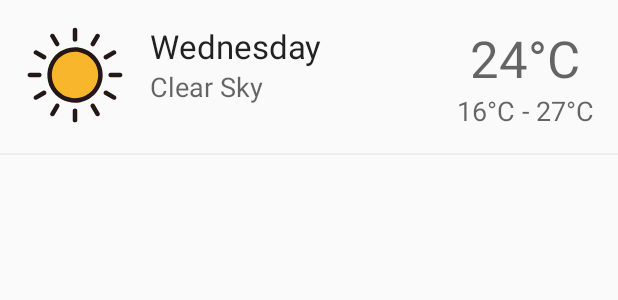
After one commit to simoneconigliaro/android_weather, an Android app: the layout weather_list_item.xml on its own in the app's theme, with its tools: preview values and no code run, on a phone screen of 412 x 824 dp. The commit adds this screen. Shown: the top 300 px of the screen. Run offline under Robolectric (Android 15) with nearby library versions, the phone set to English and light mode, and no system bars.

Commit message:
Added ForecastAdapter and RecyclerView to display the forecast list

```diff
--- a/app/build.gradle
+++ b/app/build.gradle
@@ -26,6 +26,9 @@ dependencies {
     testImplementation 'junit:junit:4.12'
     androidTestImplementation 'androidx.test:runner:1.2.0'
     androidTestImplementation 'androidx.test.espresso:espresso-core:3.2.0'
+
+    def material_version = "1.0.0"
+    implementation "com.google.android.material:material:$material_version"
 
     // Dagger
     def dagger_version = 2.22
--- a/app/src/main/java/com/project/simoneconigliaro/weatherapp/ui/forecastlist/ForecastListViewModel.java
+++ b/app/src/main/java/com/project/simoneconigliaro/weatherapp/ui/forecastlist/ForecastListViewModel.java
@@ -35,7 +35,7 @@ public class ForecastListViewModel extends ViewModel {
     public void getWeather() {
         weather.setValue(WeatherResource.loading((WeatherResponse)null));
         final LiveData<WeatherResource<WeatherResponse>> source =  LiveDataReactiveStreams.fromPublisher(
-                weatherApi.getWeather("london", "6", "994a22ffdd7639fa94b55ec8a12f7106")
+                weatherApi.getWeather("london", "10", "994a22ffdd7639fa94b55ec8a12f7106")
                         .onErrorReturn(new Function<Throwable, WeatherResponse>() {
                             @Override
                             public WeatherResponse apply(Throwable throwable) throws Exception {
--- /dev/null
+++ b/app/src/main/res/layout/weather_list_item.xml
@@ -0,0 +1,69 @@
+<?xml version="1.0" encoding="utf-8"?>
+<RelativeLayout xmlns:android="http://schemas.android.com/apk/res/android"
+    xmlns:tools="http://schemas.android.com/tools"
+    android:layout_width="match_parent"
+    android:layout_height="wrap_content"
+    android:orientation="vertical">
+
+    <ImageView
+        android:id="@+id/iv_weather"
+        android:layout_width="100dp"
+        android:layout_height="100dp"
+        android:scaleType="centerCrop"
+        tools:background="@drawable/ic_clear_sky_sun" />
+
+    <TextView
+        android:id="@+id/tv_day"
+        android:layout_width="wrap_content"
+        android:layout_height="wrap_content"
+        android:layout_marginTop="16dp"
+        android:textAppearance="@style/TextAppearance.AppCompat.Large"
+        android:layout_toEndOf="@id/iv_weather"
+        android:layout_toStartOf="@id/layout_temperatures"
+        tools:text="Wednesday" />
+
+    <TextView
+        android:id="@+id/tv_description"
+        android:layout_width="wrap_content"
+        android:layout_height="wrap_content"
+        android:layout_toEndOf="@id/iv_weather"
+        android:layout_below="@id/tv_day"
+        android:layout_toStartOf="@id/layout_temperatures"
+        android:textAppearance="@style/TextAppearance.AppCompat.Medium"
+        tools:text="Clear Sky" />
+
+    <RelativeLayout
+        android:id="@+id/layout_temperatures"
+        android:layout_width="wrap_content"
+        android:layout_height="wrap_content"
+        android:orientation="vertical"
+        android:layout_alignParentEnd="true"
+        android:layout_margin="16dp">
+
+        <TextView
+            android:layout_centerHorizontal="true"
+            android:id="@+id/tv_temperature"
+            android:layout_width="wrap_content"
+            android:layout_height="wrap_content"
+            android:textAppearance="@style/TextAppearance.AppCompat.Display1"
+            tools:text="24°C" />
+
+        <TextView
+            android:layout_centerHorizontal="true"
+            android:layout_below="@id/tv_temperature"
+            android:id="@+id/tv_temp_min_max"
+            android:layout_width="wrap_content"
+            android:layout_height="wrap_content"
+            tools:text="16°C - 27°C"
+            android:textAppearance="@style/TextAppearance.AppCompat.Medium"/>
+
+    </RelativeLayout>
+
+    <View
+        android:background="#eeeeee"
+        android:layout_below="@id/layout_temperatures"
+        android:layout_width="match_parent"
+        android:layout_height="1dp"/>
+
+
+</RelativeLayout>
```
Also changed, not shown: app/src/main/java/com/project/simoneconigliaro/weatherapp/di/AppModule.java (+0 -14 lines), app/src/main/java/com/project/simoneconigliaro/weatherapp/di/forecastlist/ForecastListModule.java (+10 -0 lines), app/src/main/java/com/project/simoneconigliaro/weatherapp/ui/forecastlist/ForecastAdapter.java (added, +93 -0 lines), app/src/main/java/com/project/simoneconigliaro/weatherapp/ui/forecastlist/ForecastListActivity.java (+14 -6 lines), app/src/main/res/layout/activity_main.xml (+10 -3 lines).
